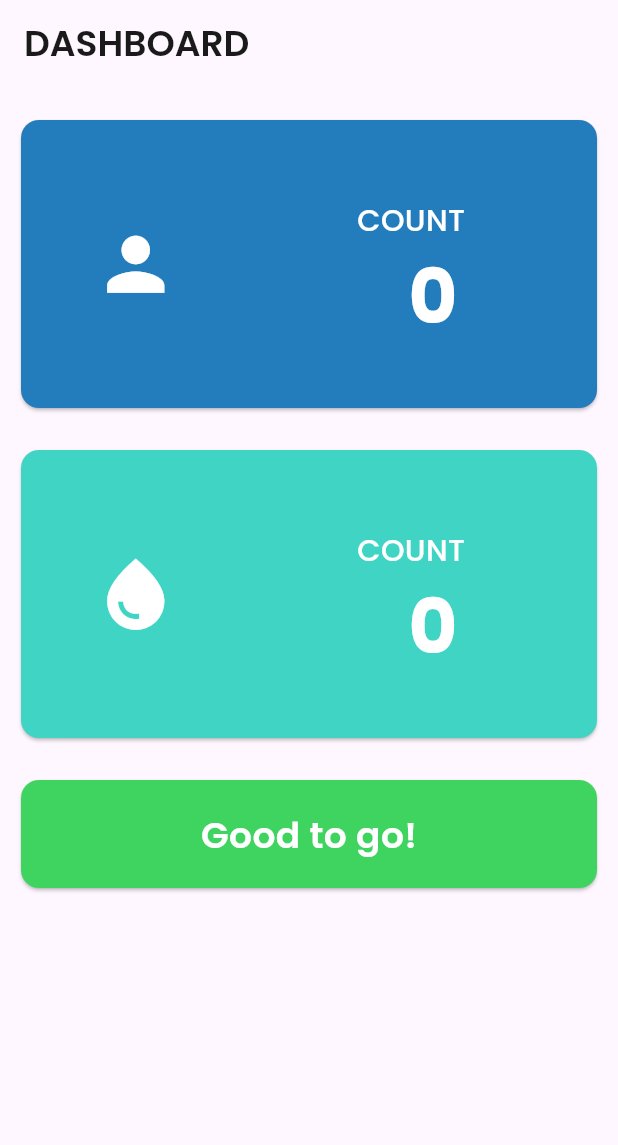
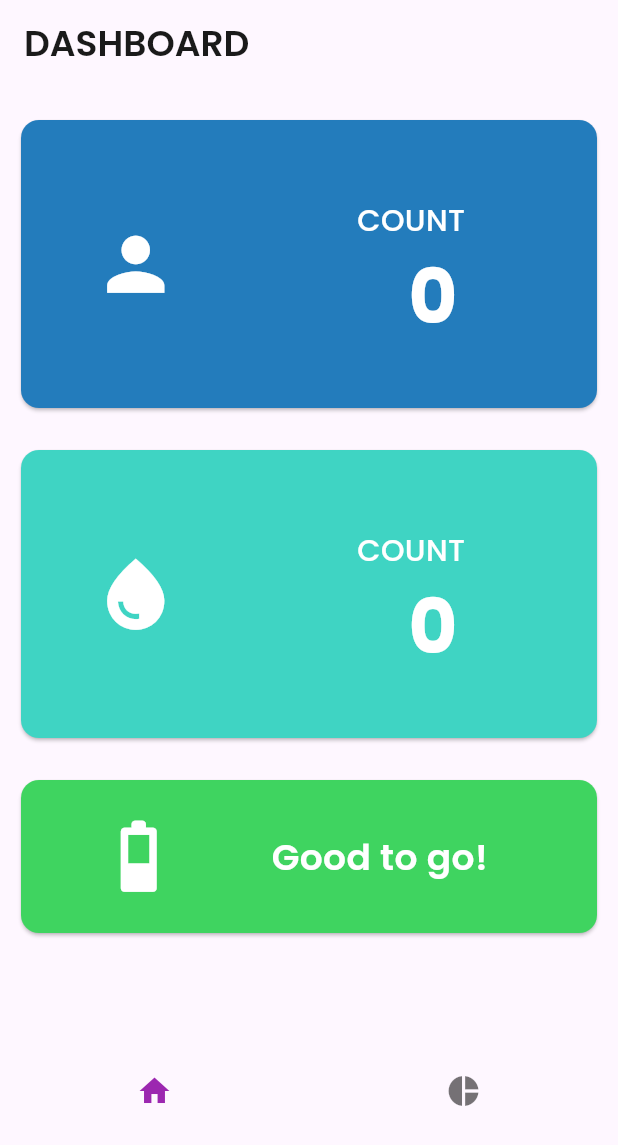
Before and after one commit to Navishh/IOTSoapDispenser, a Flutter app: the screen it shows after launch, on a phone screen of 412 x 824 dp. Shown: the top 1145 px of the screen. Run offline on Flutter 3.47's test engine with Material 3 defaults, Android fonts, the light colour scheme and no system bars; our stand-ins replace firebase_core, firebase_database, fl_chart, google_fonts; accounts and stored records are empty.

Commit message:
Created analysis

```diff
--- a/soapdispenser/lib/home_page.dart
+++ b/soapdispenser/lib/home_page.dart
@@ -1,6 +1,7 @@
 import 'package:flutter/material.dart';
 import 'package:firebase_database/firebase_database.dart';
 import 'package:google_fonts/google_fonts.dart';
+import 'package:soapdispenser/analytics.dart';
 
 class HomePage extends StatefulWidget {
   const HomePage({Key? key}) : super(key: key);
@@ -13,43 +14,43 @@ class _HomePageState extends State<HomePage> {
   late DatabaseReference _databaseReference;
   int _humanCount = 0;
   int _soapCount = 0;
+  List<int> humanCountData = [];
+  List<int> soapCountData = [];
   String _soapLevel = 'SUFFICIENT';
 
   @override
-@override
   void initState() {
     super.initState();
-  // Initialize Firebase database reference
-  _databaseReference = FirebaseDatabase.instance.reference().child('Example');
+    _databaseReference = FirebaseDatabase.instance.ref().child('Example');
 
     // Listen for changes in 'humanCount' field
     _databaseReference.child('humanCount').onValue.listen((event) {
       setState(() {
-      // Update _humanCount with the new value from Firebase
-      _humanCount = (event.snapshot.value as int?) ?? 0;
+        _humanCount = (event.snapshot.value ?? 0) as int;
+        humanCountData.add(_humanCount);
       });
     });
 
     // Listen for changes in 'soapCount' field
     _databaseReference.child('soapCount').onValue.listen((event) {
       setState(() {
-      // Update _soapCount with the new value from Firebase
-      _soapCount = (event.snapshot.value as int?) ?? 0;
+        _soapCount = (event.snapshot.value ?? 0) as int;
+        soapCountData.add(_soapCount);
       });
     });
 
     // Listen for changes in 'soapLevel' field
     _databaseReference.child('soapLevel').onValue.listen((event) {
       setState(() {
-      // Update _soapLevel with the new value from Firebase
-      _soapLevel = event.snapshot.value as String ?? 'SUFFICIENT';
+        _soapLevel = (event.snapshot.value ?? 'SUFFICIENT') as String;
       });
     });
   }
 
   @override
   Widget build(BuildContext context) {
-    Color buttonColor = _soapLevel == 'SUFFICIENT' ? const Color(0xFF3FD460) : const Color(0xFFD43F3F);
+    Color buttonColor =
+        _soapLevel == 'SUFFICIENT' ? Color(0xFF3FD460) : Color(0xFFD43F3F);
 
     return Scaffold(
       appBar: AppBar(
@@ -181,43 +182,87 @@ void initState() {
 
             // Refill Message Card
             Container(
-          height: 80,
+              height: 110,
               margin: EdgeInsets.only(left: 10, right: 10, top: 20),
               child: Card(
                 color: buttonColor,
                 child: Center(
-              child: Text(
-                _soapLevel == 'SUFFICIENT' ? 'Good to go!' : 'Refill needed!',
+                  child: Row(
+                    mainAxisAlignment: MainAxisAlignment.start,
+                    children: <Widget>[
+                      Padding(
+                        padding: const EdgeInsets.symmetric(horizontal: 50),
+                        child: Icon(
+                          Icons.battery_3_bar_rounded,
+                          size: 57,
+                          color: Colors.white,
+                        ),
+                      ),
+                      SizedBox(width: 10),
+                      Text(
+                        _soapLevel == 'SUFFICIENT'
+                            ? 'Good to go!'
+                            : 'Refill Required!',
                         style: GoogleFonts.poppins(
                           color: Colors.white,
                           fontSize: 24,
                           fontWeight: FontWeight.w600,
                         ),
                       ),
+                    ],
                   ),
                 ),
               ),
+            ),
+
+
+
+
+          Container(
+            margin: EdgeInsets.only(top: 75),
+            child: BottomNavigationBar(
+              elevation: 0,
+              showSelectedLabels: false,
+              showUnselectedLabels: false,
+              items: const <BottomNavigationBarItem>[
+                BottomNavigationBarItem(
+                  icon: Icon(Icons.home, color: Colors.purple),
+                  label: '',
+                ),
+                BottomNavigationBarItem(
+                  icon: Icon(Icons.pie_chart),
+                  label: '',
+                ),
+              ],
+              onTap: (index) {
+                switch (index) {
+                  case 0:
+                    Navigator.push(
+                      context,
+                      MaterialPageRoute(
+                        builder: (context) => HomePage(),
+                      ),
+                    );
+                    break;
+                  case 1:
+                    Navigator.push(
+                      context,
+                      MaterialPageRoute(
+                        builder: (context) => AnalyticsPage(
+                          humanCountData: humanCountData,
+                          soapCountData: soapCountData,
+                        ),
+                      ),
+                    );
+                    break;
+                }
+              },
+            ),
+          ),
+
           ],
         ),
       ),
-  // bottomNavigationBar: BottomNavigationBar(
-  //   items: const <BottomNavigationBarItem>[
-  //     BottomNavigationBarItem(
-  //       icon: Icon(Icons.home),
-  //       label: 'Home',
-  //     ),
-  //     BottomNavigationBarItem(
-  //       icon: Icon(Icons.pie_chart),
-  //       label: 'Analytics',
-  //     ),
-  //   ],
-  //   onTap: (index) {
-  //     setState(() {
-  //       // Update the state of your app
-  //       // For example, navigate to the different pages
-  //     });
-  //   },
-  // ),
     );
   }
 }
--- a/soapdispenser/lib/main.dart
+++ b/soapdispenser/lib/main.dart
@@ -1,4 +1,5 @@
 import 'package:flutter/material.dart';
+import 'package:soapdispenser/analytics.dart';
 import 'package:soapdispenser/home_page.dart';
 import 'package:firebase_core/firebase_core.dart';
 void main() async {
@@ -18,6 +19,10 @@ class MyApp extends StatelessWidget {
           primarySwatch: Colors.purple,
           visualDensity: VisualDensity.adaptivePlatformDensity,
         ),
-        home:  HomePage());
+        home: HomePage(),
+        routes: {
+          '/analytics': (context) => AnalyticsPage(humanCountData: [], soapCountData: [],),
+        },
+    );
   }
 }
```
Also changed, not shown: soapdispenser/lib/analytics.dart (added, +142 -0 lines), soapdispenser/pubspec.yaml (+5 -2 lines), soapdispenser/widgets/personcount_card.dart (+46 -46 lines), soapdispenser/widgets/soapcount_card.dart (+18 -18 lines), soapdispenser/pubspec.lock. Lines whose indentation alone changed are shown as unchanged.
